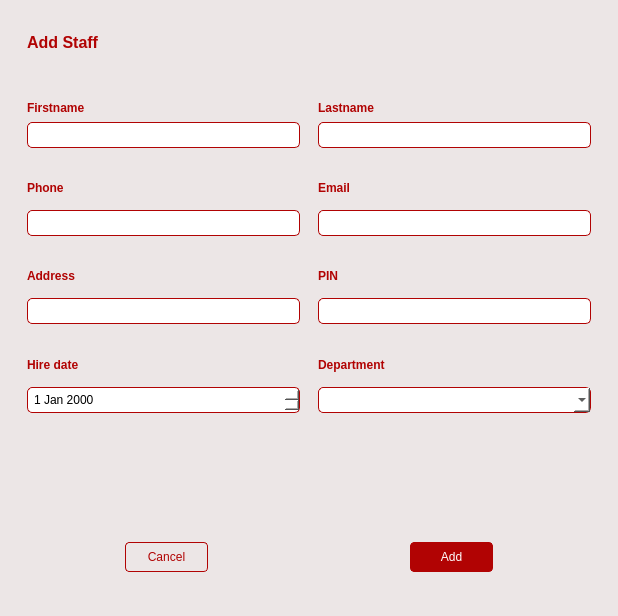
Old version of the form addstaff.ui in the repository gonzxph/Final-Project.
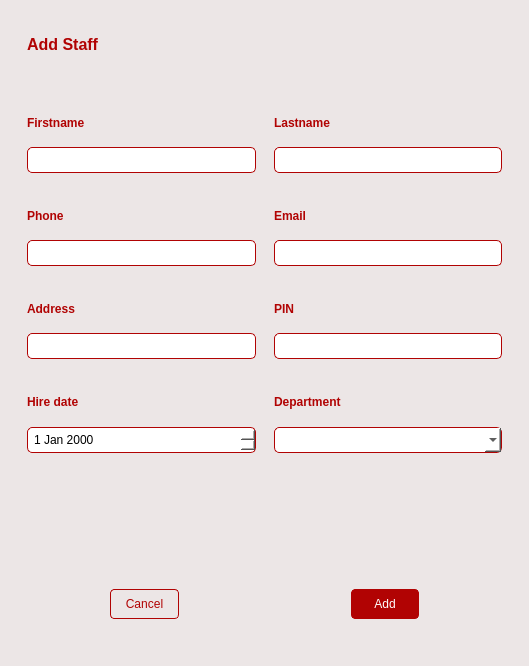
New version of the form.

```diff
--- a/addstaff.ui
+++ b/addstaff.ui
@@ -6,8 +6,8 @@
    <rect>
     <x>0</x>
     <y>0</y>
-    <width>618</width>
-    <height>616</height>
+    <width>529</width>
+    <height>666</height>
    </rect>
   </property>
   <property name="windowTitle">
@@ -80,14 +80,14 @@
           <widget class="QWidget" name="widget_3" native="true">
            <property name="minimumSize">
             <size>
-             <width>582</width>
-             <height>67</height>
+             <width>0</width>
+             <height>0</height>
             </size>
            </property>
            <property name="maximumSize">
             <size>
-             <width>582</width>
-             <height>67</height>
+             <width>16777215</width>
+             <height>16777215</height>
             </size>
            </property>
            <layout class="QHBoxLayout" name="horizontalLayout_2">
```
Left out of the diff: 2 changed lines with no effect on the pictures.
